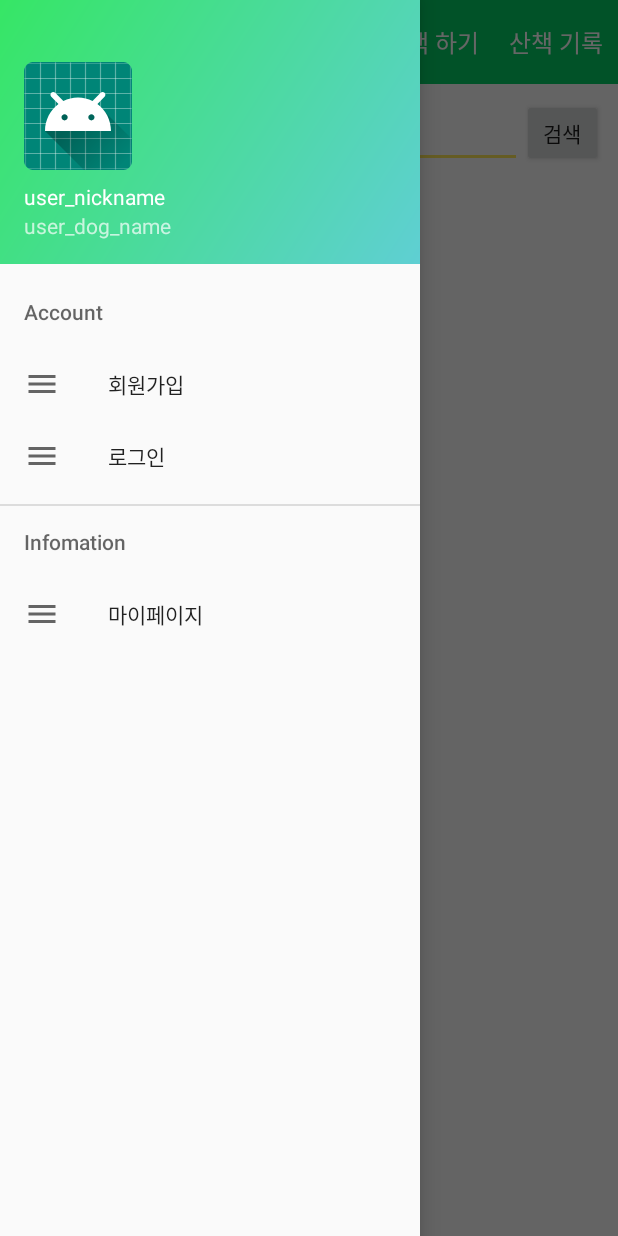
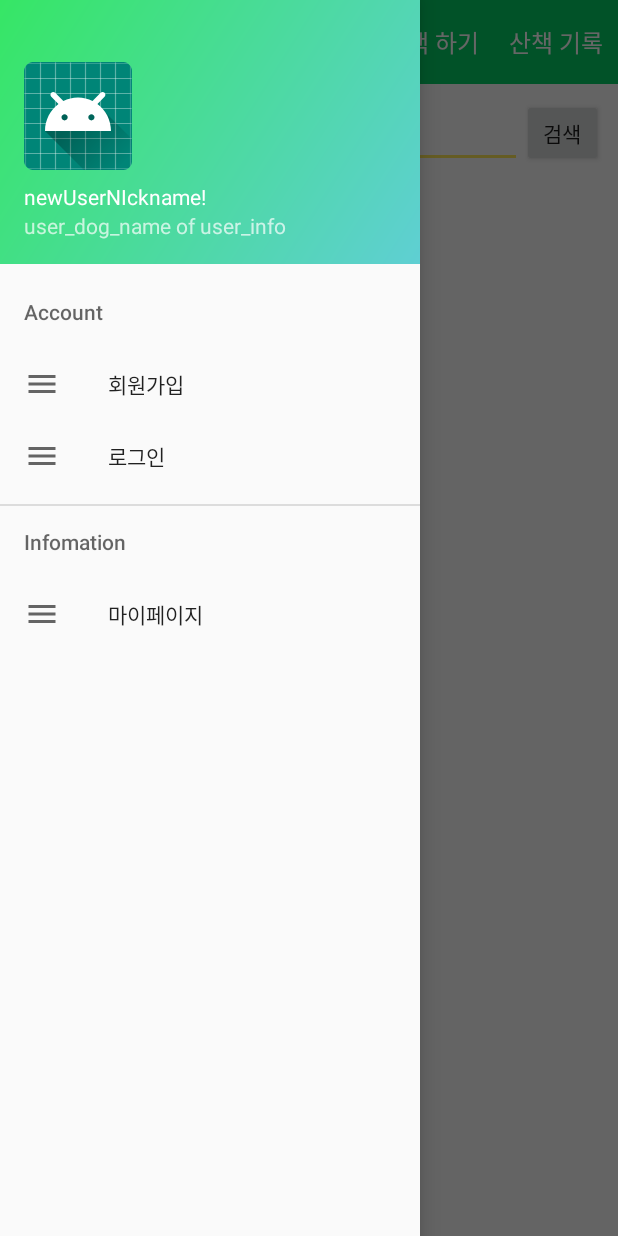
Before and after one commit to skkuse/2019spring_42class_team4, an Android app: the screen it shows after launch (MainActivity), with the side drawer open, on a phone screen of 412 x 824 dp. Run offline under Robolectric (Android 15) with nearby library versions, the phone set to English and light mode, and no system bars; our stand-ins replace Firebase (no records; nobody signed in at launch, a user with empty details on screens opened directly); libraries missing offline, so code that uses them is left out: com.google.firestore.v1.

Commit message:
0610 navheader editable - MainActivity.java 87~

```diff
--- a/docking/app/src/main/java/com/example/docking_milkyway/MainActivity.java
+++ b/docking/app/src/main/java/com/example/docking_milkyway/MainActivity.java
@@ -19,6 +19,8 @@ import android.support.v7.widget.Toolbar;
 import android.view.Menu;
 import android.view.View;
 import android.widget.Button;
+import android.widget.ImageView;
+import android.widget.TextView;
 
 public class MainActivity extends AppCompatActivity
         implements NavigationView.OnNavigationItemSelectedListener {
@@ -57,7 +59,6 @@ public class MainActivity extends AppCompatActivity
         walking = new Walking();
         setFrag(0);
 
-
         bt1.setOnClickListener(new View.OnClickListener() {
             @Override
             public void onClick(View v) {
@@ -82,6 +83,13 @@ public class MainActivity extends AppCompatActivity
             }
         });
         Log.d("상아","리스너 추가 완료");
+
+        // create Navigation Header
+        // 여기서 유저 프로필 이미지 , 유저이름, 유저정보 수정해주시면 될 것 같습니다!
+        View hView =  navigationView.inflateHeaderView(R.layout.nav_header);
+        ImageView userIMG = (ImageView)hView.findViewById(R.id.userImg);
+        TextView userN = (TextView)hView.findViewById(R.id.userNickname);
+        userN.setText("newUserNIckname!");
 
         //firebase 연동 확인
         //FirebaseDatabase database = FirebaseDatabase.getInstance();
--- a/docking/app/src/main/java/com/example/docking_milkyway/nowWalking.java
+++ b/docking/app/src/main/java/com/example/docking_milkyway/nowWalking.java
@@ -50,6 +50,7 @@ import android.widget.TextView;
 import android.widget.Toast;
 
 import com.google.firebase.firestore.DocumentReference;
+import com.google.firebase.firestore.DocumentSnapshot;
 import com.google.firebase.firestore.FirebaseFirestore;
 import com.google.firebase.firestore.core.FirestoreClient;
 import com.google.firestore.v1.WriteResult;
@@ -465,9 +466,16 @@ public class nowWalking extends Fragment {
         int n = recorder.endtime.getMinute();
         String userID = "shapizz@naver.com";      // 문서 이름 유저아이디로 수정하기
         db.collection("Walking").document(userID).set(tmp_Walk);
+        /*
+        DocumentReference docref = db.collection("Walking").document(userID);
+        int wNum = 1;
         // wNum <- db.colletion("Walking").document(userID).get(length)
         // wNum++1 -> 다시 set 하고
-        // db.collection("Walking").document(userID).collection(userID), document("h"+wNum) 하도록 수정하겠습니다
+        wNum +=1;
+        db.collection(("Walking").document(userID).)
+        db.collection("Walking").document(userID).collection(userID).document("h"+wNum).set(tmp_Walk);
+        //하도록 수정하겠습니다*/
+
 
 
 
--- a/docking/app/src/main/res/layout/nav_header.xml
+++ b/docking/app/src/main/res/layout/nav_header.xml
@@ -13,7 +13,7 @@
     android:theme="@style/ThemeOverlay.AppCompat.Dark">
 
         <ImageView
-            android:id="@+id/imageView"
+            android:id="@+id/userImg"
             android:layout_width="wrap_content"
             android:layout_height="wrap_content"
             android:contentDescription="Navigation header"
@@ -21,6 +21,7 @@
             app:srcCompat="@mipmap/ic_launcher_round" />
 
         <TextView
+            android:id="@+id/userNickname"
             android:layout_width="match_parent"
             android:layout_height="wrap_content"
             android:paddingTop="8dp"
@@ -28,9 +29,9 @@
             android:textAppearance="@style/TextAppearance.AppCompat.Body1" />
 
         <TextView
-            android:id="@+id/textView"
+            android:id="@+id/userInfo"
             android:layout_width="wrap_content"
             android:layout_height="wrap_content"
-            android:text="user_dog_name"/>
+            android:text="user_dog_name of user_info"/>
 
 </LinearLayout>
--- a/docking/app/src/main/res/layout/nav_main.xml
+++ b/docking/app/src/main/res/layout/nav_main.xml
@@ -19,7 +19,7 @@
         android:layout_height="match_parent"
         android:layout_gravity="start"
         android:fitsSystemWindows="true"
-        app:headerLayout="@layout/nav_header"
+
         app:menu="@menu/drawer_in_main" />
 
 </android.support.v4.widget.DrawerLayout>
```
